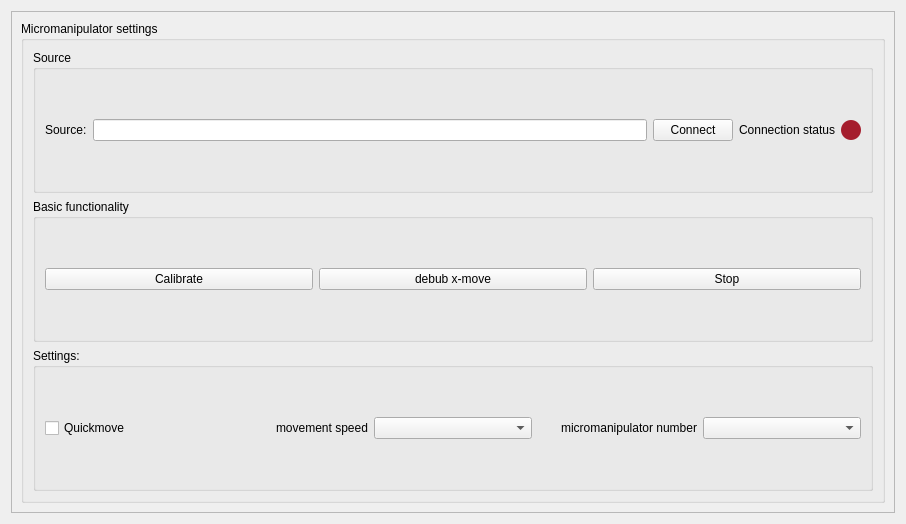
pyIVLS/pyIVLS, file plugins/Sutter/Sutter_settingsWidget.ui: the form before one commit.
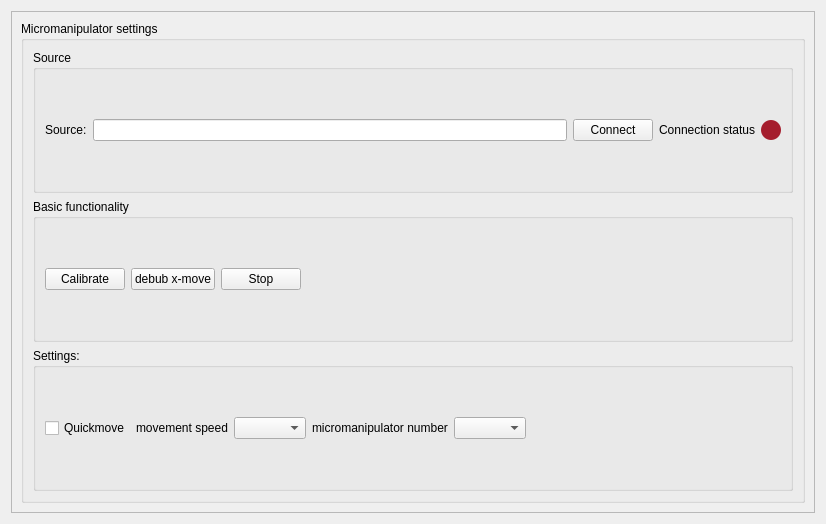
The form after the commit.

Commit message: touch detect selecting channels and stuff in GUI

```diff
--- a/plugins/Sutter/Sutter_settingsWidget.ui
+++ b/plugins/Sutter/Sutter_settingsWidget.ui
@@ -6,7 +6,7 @@
    <rect>
     <x>0</x>
     <y>0</y>
-    <width>906</width>
+    <width>826</width>
     <height>524</height>
    </rect>
   </property>
@@ -30,7 +30,7 @@
        <rect>
         <x>0</x>
         <y>0</y>
-        <width>886</width>
+        <width>806</width>
         <height>504</height>
        </rect>
       </property>
@@ -73,6 +73,9 @@
                <property name="text">
                 <string>Connection status</string>
                </property>
+               <property name="alignment">
+                <set>Qt::AlignmentFlag::AlignRight|Qt::AlignmentFlag::AlignTrailing|Qt::AlignmentFlag::AlignVCenter</set>
+               </property>
               </widget>
              </item>
              <item>
@@ -124,6 +127,19 @@
                </property>
               </widget>
              </item>
+             <item>
+              <spacer name="horizontalSpacer_2">
+               <property name="orientation">
+                <enum>Qt::Orientation::Horizontal</enum>
+               </property>
+               <property name="sizeHint" stdset="0">
+                <size>
+                 <width>40</width>
+                 <height>20</height>
+                </size>
+               </property>
+              </spacer>
+             </item>
             </layout>
            </widget>
           </item>
@@ -158,14 +174,24 @@
                <property name="text">
                 <string>micromanipulator number</string>
                </property>
-               <property name="alignment">
-                <set>Qt::AlignRight|Qt::AlignTrailing|Qt::AlignVCenter</set>
-               </property>
               </widget>
              </item>
              <item>
               <widget class="QComboBox" name="devnumCombo"/>
              </item>
+             <item>
+              <spacer name="horizontalSpacer">
+               <property name="orientation">
+                <enum>Qt::Orientation::Horizontal</enum>
+               </property>
+               <property name="sizeHint" stdset="0">
+                <size>
+                 <width>40</width>
+                 <height>20</height>
+                </size>
+               </property>
+              </spacer>
+             </item>
             </layout>
            </widget>
           </item>
```
Left out of the diff: 2 changed lines with no effect on the pictures. The commit also changes 6 other files.
